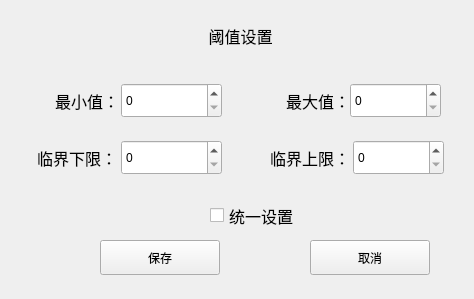
This is BusBar-Qt/setting/setthreshold/settingthreshold.ui in luozhiyong131/BusBar as Qt 5 draws it before an edit. The edited form follows.
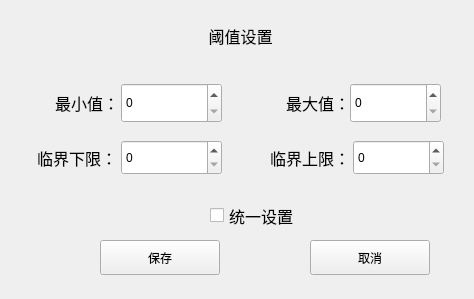
This is the edited form. Custom widgets are drawn as their Qt base class.

What changed in the file:
```diff
--- a/BusBar-Qt/setting/setthreshold/settingthreshold.ui
+++ b/BusBar-Qt/setting/setthreshold/settingthreshold.ui
@@ -80,7 +80,7 @@
      <x>19</x>
      <y>83</y>
      <width>100</width>
-     <height>35</height>
+     <height>40</height>
     </rect>
    </property>
    <property name="font">
@@ -101,7 +101,7 @@
      <x>350</x>
      <y>83</y>
      <width>91</width>
-     <height>35</height>
+     <height>40</height>
     </rect>
    </property>
    <property name="maximum">
@@ -159,7 +159,7 @@
      <x>250</x>
      <y>83</y>
      <width>100</width>
-     <height>35</height>
+     <height>40</height>
     </rect>
    </property>
    <property name="font">
@@ -218,7 +218,7 @@
      <x>121</x>
      <y>83</y>
      <width>101</width>
-     <height>35</height>
+     <height>40</height>
     </rect>
    </property>
    <property name="suffix">
```
